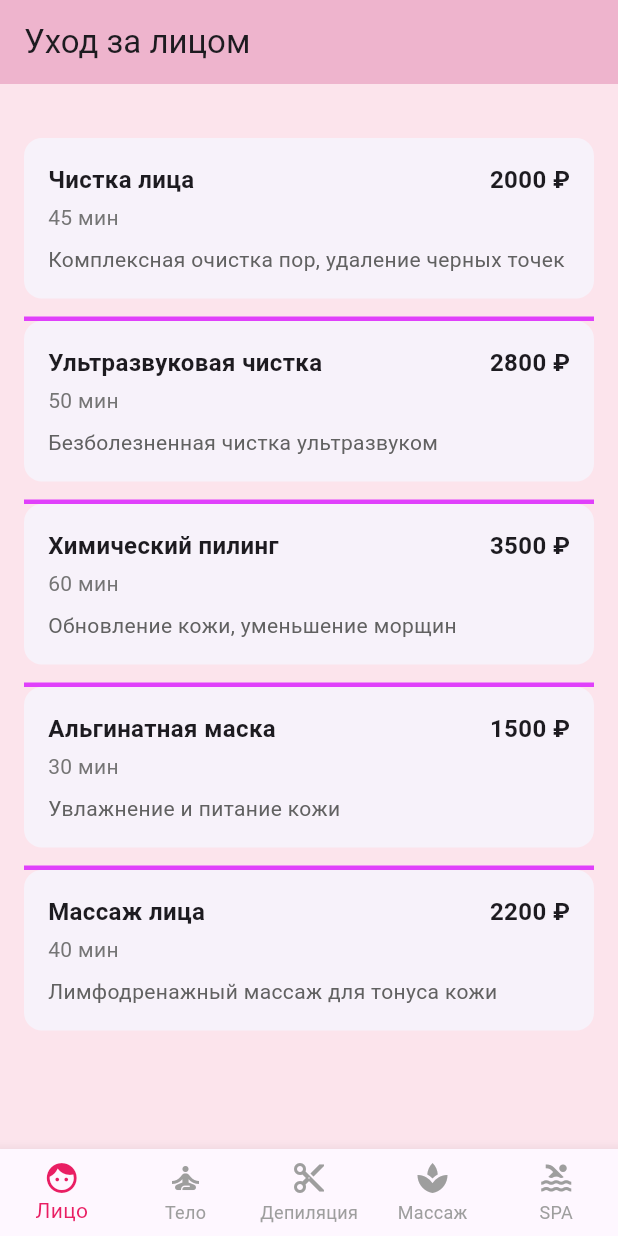
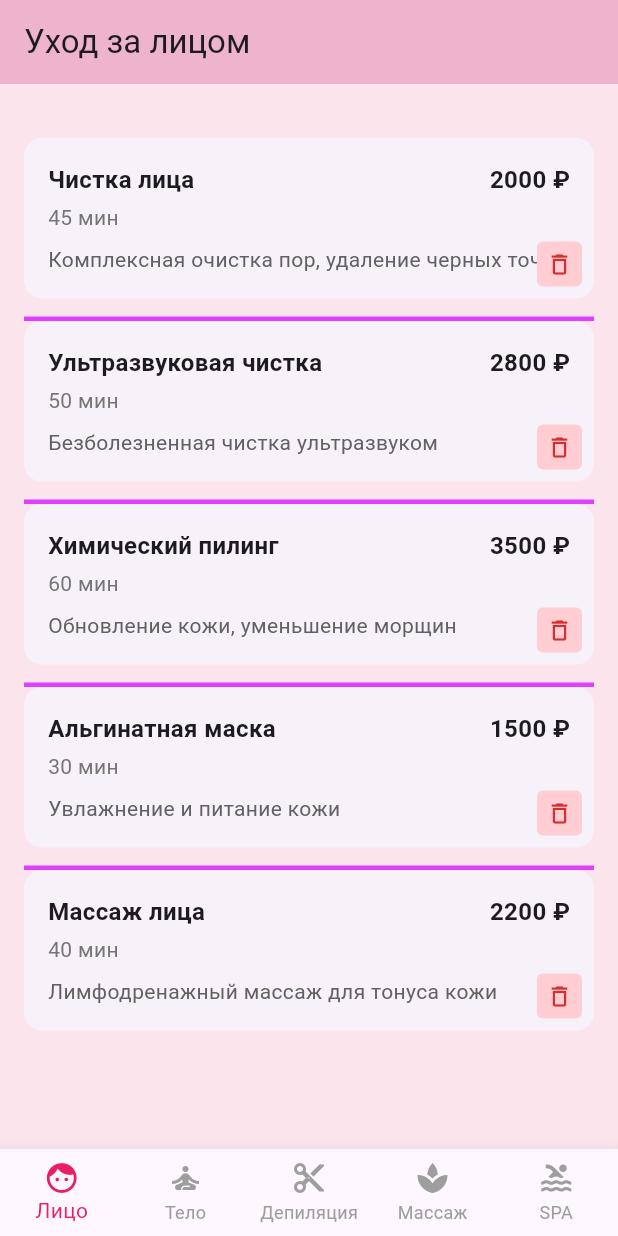
Before and after one commit to holy-flower/flutter_project1, a Flutter app: the screen it shows after launch, on a phone screen of 412 x 824 dp. Run offline on Flutter 3.47's test engine with Material 3 defaults, Android fonts, the phone set to English and light mode, and no system bars.

Commit message:
изучение удаления элементов из списка

```diff
--- a/lib/screens/facial_care_screen.dart
+++ b/lib/screens/facial_care_screen.dart
@@ -10,7 +10,7 @@ class FacialCareScreen extends StatefulWidget {
 class _FacialCareScreenState extends State<FacialCareScreen> {
   int _selectedService = -1;
 
-  final List<Map<String, dynamic>> _services = [
+  List<Map<String, dynamic>> _services = [
     {
       'title': 'Чистка лица',
       'duration': '45 мин',
@@ -56,6 +56,17 @@ class _FacialCareScreenState extends State<FacialCareScreen> {
   void _selectService(int index) {
     setState(() {
       _selectedService = _selectedService == index ? -1 : index;
+    });
+  }
+
+  void _deleteService(int index) {
+    setState(() {
+      _services.removeAt(index);
+      if (_selectedService == index) {
+        _selectedService = -1;
+      } else if (_selectedService > index) {
+        _selectedService--;
+      }
     });
   }
 
@@ -105,9 +116,12 @@ class _FacialCareScreenState extends State<FacialCareScreen> {
         required bool isExpanded,
       }) {
     return Card(
+      key: ValueKey(title),
       margin: const EdgeInsets.only(bottom: 12),
       elevation: 0,
-      child: GestureDetector(
+      child: Stack(
+        children: [
+          GestureDetector(
             onTap: () => _selectService(index),
             child: Padding(
               padding: const EdgeInsets.all(16.0),
@@ -205,6 +219,28 @@ class _FacialCareScreenState extends State<FacialCareScreen> {
               ),
             ),
           ),
+
+          Positioned(
+            bottom: 8,
+            right: 8,
+            child: GestureDetector(
+              onTap: () => _deleteService(index),
+              child: Container(
+                padding: const EdgeInsets.all(6),
+                decoration: BoxDecoration(
+                  color: Colors.red[100],
+                  borderRadius: BorderRadius.circular(4),
+                ),
+                child: Icon(
+                  Icons.delete_outline,
+                  color: Colors.red[700],
+                  size: 18,
+                ),
+              ),
+            ),
+          ),
+        ],
+      ),
     );
   }
 }
```
Lines whose indentation alone changed are shown as unchanged.
